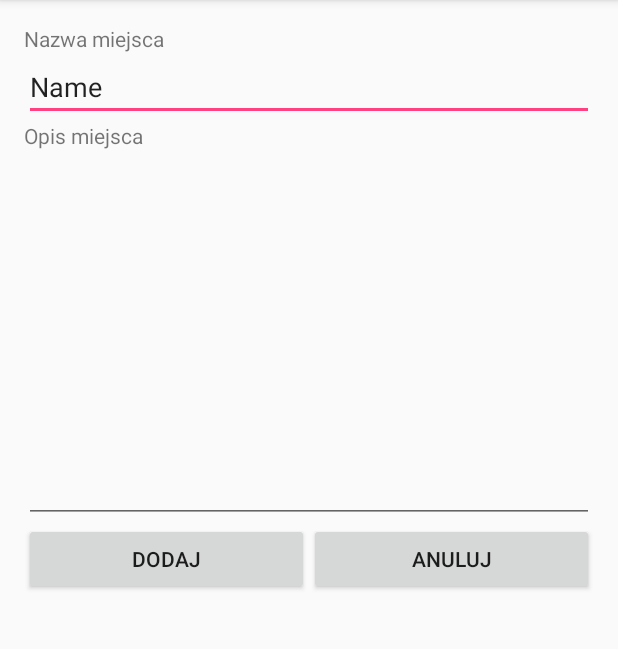
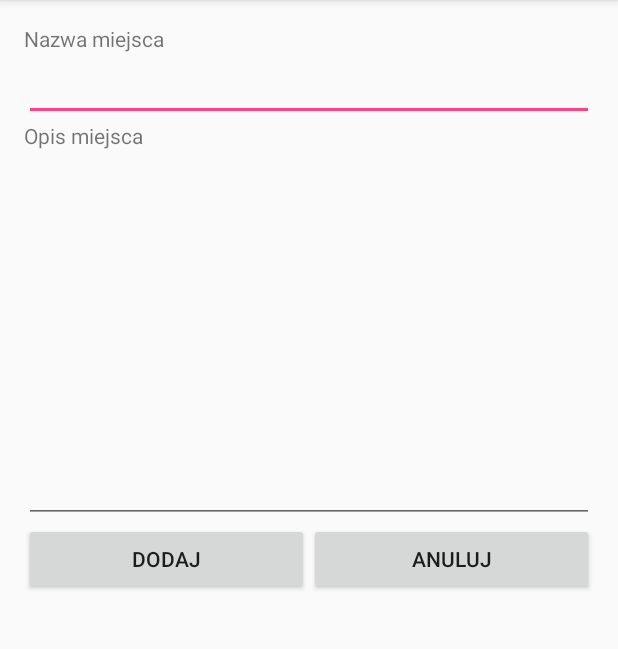
Before and after one commit to xShivan/PJATK-Android, an Android app: the AddPlaceActivity screen opened directly, with no data from a screen before it, on a phone screen of 412 x 824 dp, the part 84-733 px from its top. Run offline under Robolectric (Android 15) with nearby library versions, the phone set to English and light mode, and no system bars.

Commit message:
Ulepszona obsługa nawigowania po aplikacji.

```diff
--- a/Excercise4/app/src/main/res/layout/activity_add_place.xml
+++ b/Excercise4/app/src/main/res/layout/activity_add_place.xml
@@ -28,7 +28,6 @@
         <EditText
             android:layout_width="match_parent"
             android:layout_height="wrap_content"
-            android:text="Name"
             android:ems="10"
             android:id="@+id/editTextPlaceName" />
 
@@ -64,7 +63,8 @@
                 android:layout_width="wrap_content"
                 android:layout_height="wrap_content"
                 android:id="@+id/button2"
-                android:layout_weight="1" />
+                android:layout_weight="1"
+                android:onClick="cancelAddPlace" />
         </LinearLayout>
     </LinearLayout>
 </RelativeLayout>
```
Also changed, not shown: Excercise4/app/src/main/java/net/xshivan/excercise4/AddPlaceActivity.java (+8 -0 lines).
